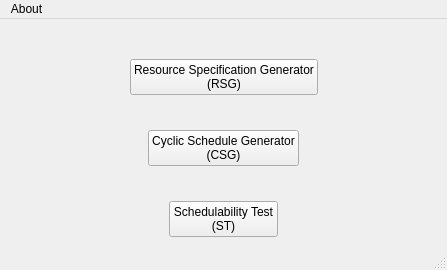
Qt form mainwindow.ui (guangli-dai/RRP-Toolsets) before a commit.
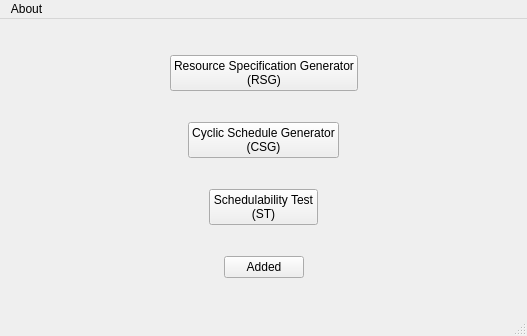
The same form after that commit.

```diff
--- a/mainwindow.ui
+++ b/mainwindow.ui
@@ -9,8 +9,8 @@
    <rect>
     <x>0</x>
     <y>0</y>
-    <width>447</width>
-    <height>270</height>
+    <width>527</width>
+    <height>336</height>
    </rect>
   </property>
   <property name="minimumSize">
@@ -195,6 +195,19 @@
       </item>
      </layout>
     </item>
+    <item>
+     <spacer name="verticalSpacer_5">
+      <property name="orientation">
+       <enum>Qt::Vertical</enum>
+      </property>
+      <property name="sizeHint" stdset="0">
+       <size>
+        <width>20</width>
+        <height>40</height>
+       </size>
+      </property>
+     </spacer>
+    </item>
     <item>
      <spacer name="verticalSpacer_2">
       <property name="orientation">
@@ -208,6 +221,56 @@
       </property>
      </spacer>
     </item>
+    <item>
+     <layout class="QHBoxLayout" name="horizontalLayout_4">
+      <item>
+       <spacer name="horizontalSpacer_7">
+        <property name="orientation">
+         <enum>Qt::Horizontal</enum>
+        </property>
+        <property name="sizeHint" stdset="0">
+         <size>
+          <width>40</width>
+          <height>20</height>
+         </size>
+        </property>
+       </spacer>
+      </item>
+      <item>
+       <widget class="QPushButton" name="AddedBuuton">
+        <property name="text">
+         <string>Added</string>
+        </property>
+       </widget>
+      </item>
+      <item>
+       <spacer name="horizontalSpacer_8">
+        <property name="orientation">
+         <enum>Qt::Horizontal</enum>
+        </property>
+        <property name="sizeHint" stdset="0">
+         <size>
+          <width>40</width>
+          <height>20</height>
+         </size>
+        </property>
+       </spacer>
+      </item>
+     </layout>
+    </item>
+    <item>
+     <spacer name="verticalSpacer_6">
+      <property name="orientation">
+       <enum>Qt::Vertical</enum>
+      </property>
+      <property name="sizeHint" stdset="0">
+       <size>
+        <width>20</width>
+        <height>40</height>
+       </size>
+      </property>
+     </spacer>
+    </item>
    </layout>
   </widget>
   <widget class="QStatusBar" name="statusBar"/>
@@ -216,7 +279,7 @@
     <rect>
      <x>0</x>
      <y>0</y>
-     <width>447</width>
+     <width>527</width>
      <height>22</height>
     </rect>
    </property>
```
